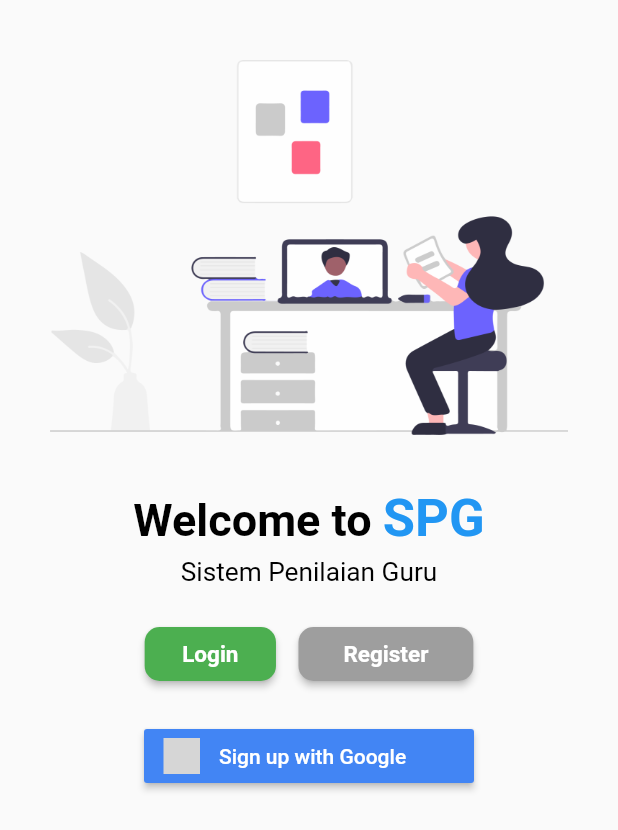
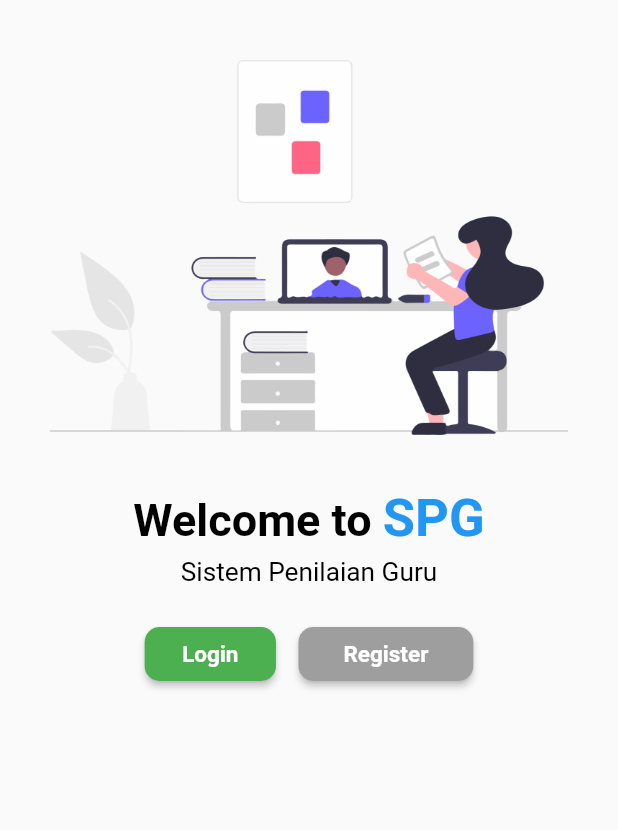
Before and after one commit to Sushi-Oriented/SistemPenilaianGuru, a Flutter app: the screen it shows after launch, on a phone screen of 412 x 824 dp. Shown: the top 830 px of the screen. Run offline on Flutter 3.47's test engine with Material 2 defaults, Android fonts, the phone set to English and light mode, and no system bars; our stand-ins replace flutter_signin_button; grey boxes are pictures that could not be loaded.

Commit message:
Remove Google button at Welcome screen

```diff
--- a/lib/screens/welcome/welcome_screen.dart
+++ b/lib/screens/welcome/welcome_screen.dart
@@ -100,11 +100,6 @@ class WelcomeScreenState extends State<WelcomeScreen> {
               ],
             ),
             SizedBox(height: 20.0),
-            SignInButton(
-              Buttons.GoogleDark,
-              text: "Sign up with Google",
-              onPressed: () {},
-            )
           ],
         ),
       ),
```
